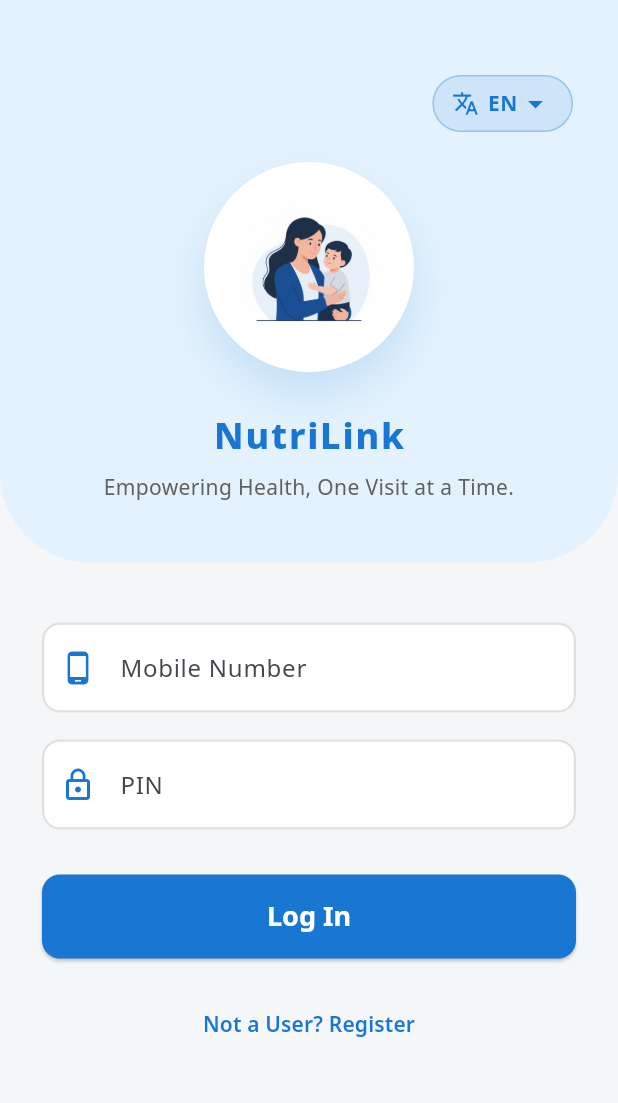
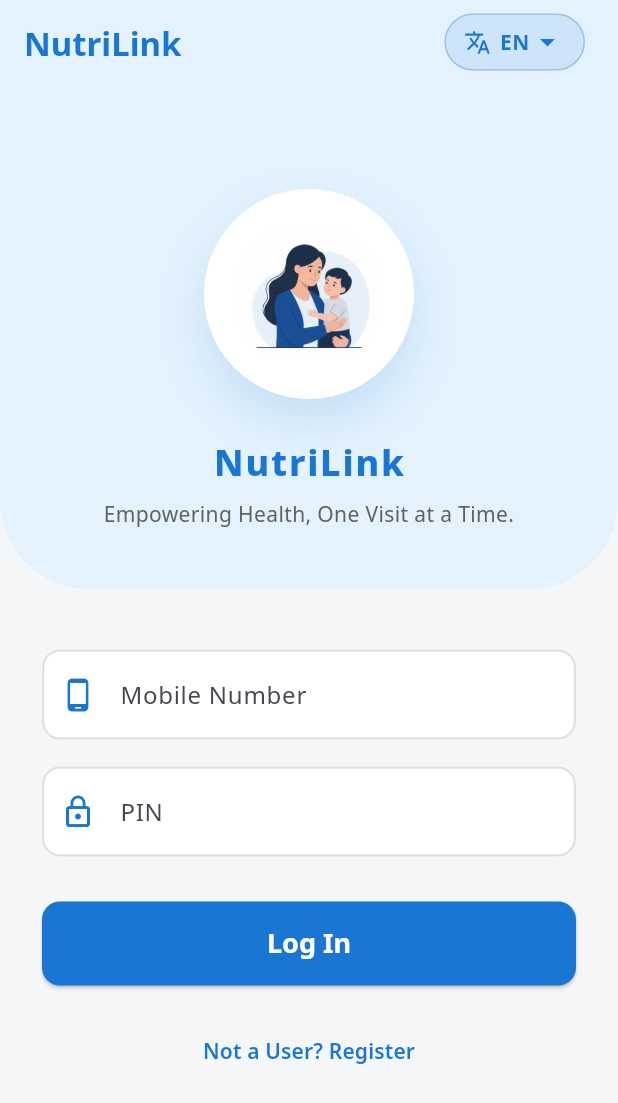
Before and after one commit to riddhikale/NutriLink, a Flutter app: the screen it shows after launch, on a phone screen of 412 x 824 dp. Shown: the top 1103 px of the screen. Run offline on Flutter 3.47's test engine with Material 3 defaults, Android fonts, the phone set to English and light mode, and no system bars; our stand-ins replace flutter_tts, google_fonts; missing offline and left inert: record; project files that could hold a hidden picture were left out.

Commit message:
implement a reusable `AppBarWithLang` widget and integrate it across all major screens, replacing the previous language switcher implementation and standard app bars.

```diff
--- a/nutrilink_app/lib/screens/auth/login_page.dart
+++ b/nutrilink_app/lib/screens/auth/login_page.dart
@@ -4,6 +4,7 @@ import '../../main.dart';
 import '../home/home_dashboard.dart';
 import 'register_page.dart';
 import '../../services/api_service.dart';
+import '../../widgets/app_bar_with_lang.dart';
 
 class LoginPage extends StatefulWidget {
   LoginPage({super.key});
@@ -23,6 +24,7 @@ class _LoginPageState extends State<LoginPage> {
 
     return Scaffold(
       backgroundColor: const Color(0xFFF5F6F8),
+      appBar: const AppBarWithLang(title: "NutriLink", showBackButton: false),
 
       body: SingleChildScrollView(
         child: Column(
@@ -46,12 +48,6 @@ class _LoginPageState extends State<LoginPage> {
               ),
               child: Column(
                 children: [
-
-                  /// 🌐 Language Button (Top Right)
-                  Align(
-                    alignment: Alignment.topRight,
-                    child: const LanguageSwitcherBtn(),
-                  ),
 
                   const SizedBox(height: 20),
 
--- a/nutrilink_app/lib/screens/auth/register_page.dart
+++ b/nutrilink_app/lib/screens/auth/register_page.dart
@@ -3,6 +3,7 @@ import 'package:google_fonts/google_fonts.dart';
 import '../../main.dart';
 import '../home/home_dashboard.dart';
 import '../../services/api_service.dart';
+import '../../widgets/app_bar_with_lang.dart';
 
 class RegisterPage extends StatefulWidget {
   const RegisterPage({super.key});
@@ -90,6 +91,7 @@ class _RegisterPageState extends State<RegisterPage> {
 
     return Scaffold(
       backgroundColor: const Color(0xFFF5F6F8),
+      appBar: const AppBarWithLang(title: "NutriLink", showBackButton: false),
       body: SingleChildScrollView(
         child: Column(
           children: [
@@ -111,12 +113,7 @@ class _RegisterPageState extends State<RegisterPage> {
               ),
               child: Column(
                 children: [
-                  Align(
-                    alignment: Alignment.topRight,
-                    child: const LanguageSwitcherBtn(),
-                  ),
                   const SizedBox(height: 20),
-
                   Container(
                     height: 140,
                     width: 140,
--- a/nutrilink_app/lib/screens/home/followup_page.dart
+++ b/nutrilink_app/lib/screens/home/followup_page.dart
@@ -3,6 +3,7 @@ import 'package:google_fonts/google_fonts.dart';
 import 'package:provider/provider.dart';
 import 'followup_provider.dart';
 import 'followup_detail_page.dart';
+import '../../widgets/app_bar_with_lang.dart';
 
 String formatDate(dynamic value) {
   if (value == null) return "No Date";
@@ -185,6 +186,7 @@ class _FollowupPageState extends State<FollowupPage> {
 
         return Scaffold(
           backgroundColor: kSurface,
+          appBar: const AppBarWithLang(title: "NutriLink", showBackButton: false),
           body: CustomScrollView(
             slivers: [
               // ── App Bar ──────────────────────────────────
--- a/nutrilink_app/lib/screens/home/home_dashboard.dart
+++ b/nutrilink_app/lib/screens/home/home_dashboard.dart
@@ -1,20 +1,17 @@
 import 'dart:io';
 import 'package:flutter/material.dart';
-
 import '../../../services/audio_service.dart';
 import '../../../services/voice_service.dart';
 import '../../../services/tts_service.dart';
 import '../../../services/api_service.dart';
-
 import '../screening/add_screening_page.dart';
 import '../screening/child_screening_page.dart';
 import '../screening/pregnant_screening_page.dart';
-
 import '../profile/settings_page.dart';
 import '../profile/work_history_page.dart';
-
 import 'dashboard_view.dart';
 import 'profile_view.dart';
+import '../../widgets/app_bar_with_lang.dart';
 
 class HomeDashboard extends StatefulWidget {
   const HomeDashboard({super.key});
@@ -178,9 +175,7 @@ class _HomeDashboardState extends State<HomeDashboard> {
     return Scaffold(
       backgroundColor: const Color(0xFFF2F4F7),
 
-      appBar: AppBar(
-        title: const Text("NutriLink"),
-      ),
+      appBar: const AppBarWithLang(title: "NutriLink", showBackButton: false),
 
       body: pages[_selectedIndex],
 
--- a/nutrilink_app/lib/screens/profile/settings_page.dart
+++ b/nutrilink_app/lib/screens/profile/settings_page.dart
@@ -1,7 +1,8 @@
 import 'package:flutter/material.dart';
 import 'package:google_fonts/google_fonts.dart';
 import '../../services/api_service.dart';
-import '../auth/login_page.dart'; // ← adjust path if your login page is elsewhere
+import '../auth/login_page.dart';
+import '../../widgets/app_bar_with_lang.dart';
 
 const Color kPrimary     = Color(0xFF1565C0);
 const Color kAccent      = Color(0xFF1E88E5);
@@ -168,6 +169,7 @@ class _SettingsPageState extends State<SettingsPage> {
   Widget build(BuildContext context) {
     return Scaffold(
       backgroundColor: kSurface,
+      appBar: const AppBarWithLang(title: "NutriLink", showBackButton: false),
       body: CustomScrollView(
         slivers: [
           // ── App Bar ────────────────────────────────────────
--- a/nutrilink_app/lib/screens/profile/work_history_page.dart
+++ b/nutrilink_app/lib/screens/profile/work_history_page.dart
@@ -1,7 +1,8 @@
 import 'package:flutter/material.dart';
 import 'package:google_fonts/google_fonts.dart';
 import 'package:provider/provider.dart';
-import '../home/followup_provider.dart'; // ← correct path from profile/
+import '../home/followup_provider.dart';
+import '../../widgets/app_bar_with_lang.dart';
 
 // ─────────────────────────────────────────────────────────────
 // Helpers
@@ -123,6 +124,7 @@ class _WorkHistoryPageState extends State<WorkHistoryPage> {
 
         return Scaffold(
           backgroundColor: kSurface,
+          appBar: const AppBarWithLang(title: "NutriLink", showBackButton: false),
           body: CustomScrollView(
             slivers: [
               // ── App Bar ──────────────────────────────────
--- a/nutrilink_app/lib/screens/screening/add_screening_page.dart
+++ b/nutrilink_app/lib/screens/screening/add_screening_page.dart
@@ -1,6 +1,7 @@
 import 'package:flutter/material.dart';
 import 'child_screening_page.dart';
 import 'pregnant_screening_page.dart';
+import '../../widgets/app_bar_with_lang.dart';
 
 class AddScreeningPage extends StatelessWidget {
   const AddScreeningPage({super.key});
@@ -10,11 +11,8 @@ class AddScreeningPage extends StatelessWidget {
     return Scaffold(
       backgroundColor: const Color(0xFFF2F4F7),
 
-      appBar: AppBar(
-        title: const Text("Add Screening"),
-        backgroundColor: const Color(0xFFE9F2FF),
-        elevation: 0,
-      ),
+
+      appBar: const AppBarWithLang(title: "Add Screening"),
 
       body: Padding(
         padding: const EdgeInsets.all(16),
--- a/nutrilink_app/lib/screens/screening/child_screening_page.dart
+++ b/nutrilink_app/lib/screens/screening/child_screening_page.dart
@@ -2,6 +2,7 @@ import 'package:flutter/material.dart';
 import 'package:google_fonts/google_fonts.dart';
 import '../../../services/api_service.dart';
 import 'risk_result_page.dart';
+import '../../widgets/app_bar_with_lang.dart';
 
 class ChildScreeningPage extends StatefulWidget {
   const ChildScreeningPage({super.key});
@@ -159,6 +160,7 @@ class _ChildScreeningPageState extends State<ChildScreeningPage> {
   Widget build(BuildContext context) {
     return Scaffold(
       backgroundColor: surfaceColor,
+      appBar: const AppBarWithLang(title: "NutriLink", showBackButton: false),
       body: CustomScrollView(
         slivers: [
           // ── Gradient App Bar ──────────────────────────────────────────
--- a/nutrilink_app/lib/screens/screening/meal_plan_page.dart
+++ b/nutrilink_app/lib/screens/screening/meal_plan_page.dart
@@ -1,5 +1,6 @@
 import 'package:flutter/material.dart';
 import 'package:google_fonts/google_fonts.dart';
+import '../../widgets/app_bar_with_lang.dart';
 
 const _blue800 = Color(0xFF0C447C);
 const _blue600 = Color(0xFF185FA5);
@@ -50,6 +51,7 @@ class MealPlanPage extends StatelessWidget {
 
     return Scaffold(
       backgroundColor: _pageBg,
+      appBar: const AppBarWithLang(title: "NutriLink", showBackButton: false),
       body: CustomScrollView(
         slivers: [
           SliverAppBar(
--- a/nutrilink_app/lib/screens/screening/pregnant_screening_page.dart
+++ b/nutrilink_app/lib/screens/screening/pregnant_screening_page.dart
@@ -2,6 +2,7 @@ import 'package:flutter/material.dart';
 import 'package:google_fonts/google_fonts.dart';
 import '../../../services/api_service.dart';
 import 'risk_result_page.dart';
+import '../../widgets/app_bar_with_lang.dart';
 
 class PregnantScreeningPage extends StatefulWidget {
   const PregnantScreeningPage({super.key});
@@ -161,6 +162,7 @@ class _PregnantScreeningPageState extends State<PregnantScreeningPage> {
   Widget build(BuildContext context) {
     return Scaffold(
       backgroundColor: surface,
+      appBar: const AppBarWithLang(title: "NutriLink", showBackButton: false),
       body: CustomScrollView(
         slivers: [
           // ── Gradient App Bar ──────────────────────────────────────────
--- a/nutrilink_app/lib/screens/screening/risk_result_page.dart
+++ b/nutrilink_app/lib/screens/screening/risk_result_page.dart
@@ -1,6 +1,7 @@
 import 'package:flutter/material.dart';
 import 'package:google_fonts/google_fonts.dart';
 import 'meal_plan_page.dart';
+import '../../widgets/app_bar_with_lang.dart';
 
 const _blue900 = Color(0xFF042C53);
 const _blue800 = Color(0xFF0C447C);
@@ -251,6 +252,7 @@ class RiskResultPage extends StatelessWidget {
 
     return Scaffold(
       backgroundColor: _pageBg,
+      appBar: const AppBarWithLang(title: "NutriLink", showBackButton: false),
       body: CustomScrollView(
         slivers: [
           SliverAppBar(
--- /dev/null
+++ b/nutrilink_app/lib/widgets/app_bar_with_lang.dart
@@ -0,0 +1,35 @@
+import 'package:flutter/material.dart';
+import '../main.dart'; // adjust import path as needed
+
+class AppBarWithLang extends StatelessWidget implements PreferredSizeWidget {
+  final String title;
+  final bool showBackButton;
+
+  const AppBarWithLang({
+    super.key,
+    this.title = '',
+    this.showBackButton = true,
+  });
+
+  @override
+  Widget build(BuildContext context) {
+    return AppBar(
+      backgroundColor: kLightBlueBg,
+      elevation: 0,
+      automaticallyImplyLeading: showBackButton,
+      title: Text(
+        title,
+        style: const TextStyle(color: kPrimaryBlue, fontWeight: FontWeight.bold),
+      ),
+      actions: const [
+        Padding(
+          padding: EdgeInsets.only(right: 12),
+          child: LanguageSwitcherBtn(),
+        ),
+      ],
+    );
+  }
+
+  @override
+  Size get preferredSize => const Size.fromHeight(kToolbarHeight);
+}
```
